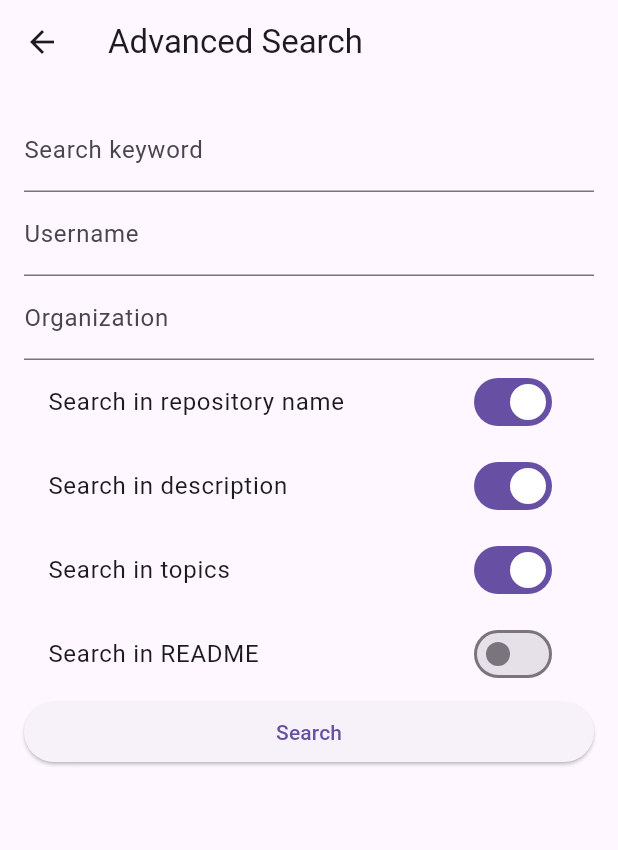
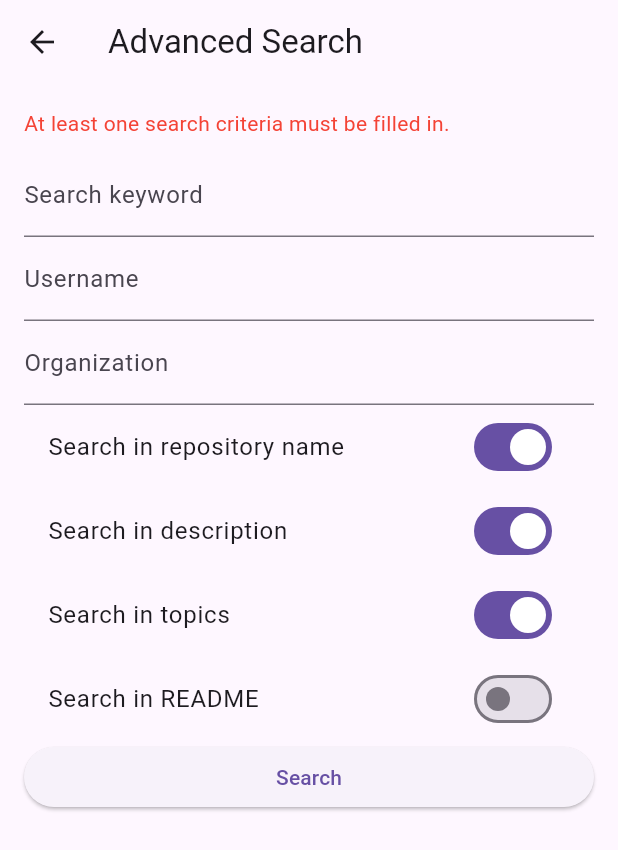
Before and after one commit to kanyamo/github-finder-flutter, a Flutter app: the AdvancedSearchScreen screen opened directly, after a tap on "Search", on a phone screen of 412 x 824 dp. Shown: the top 850 px of the screen. Run offline on Flutter 3.47's test engine with Material 3 defaults, Android fonts, the phone set to English and light mode, and no system bars; our stand-ins replace flutter_riverpod, freezed_annotation.

Commit message:
詳細検索画面で、複数フィールドにまたがるバリデーションのエラーメッセージを表示するようにする

```diff
--- a/lib/screens/advanced_search_screen.dart
+++ b/lib/screens/advanced_search_screen.dart
@@ -13,6 +13,7 @@ class AdvancedSearchScreen extends ConsumerStatefulWidget {
 
 class _AdvancedSearchScreenState extends ConsumerState<AdvancedSearchScreen> {
   final _formKey = GlobalKey<FormState>();
+  String? _formErrorMessage;
 
   bool _isFormValid() {
     final searchState = ref.read(searchStateProvider);
@@ -22,11 +23,19 @@ class _AdvancedSearchScreenState extends ConsumerState<AdvancedSearchScreen> {
   }
 
   void _performSearch() {
+    setState(() {
+      _formErrorMessage = null;
+    });
+
     if (_formKey.currentState!.validate() && _isFormValid()) {
       final searchState = ref.read(searchStateProvider);
       final query = searchState.buildSearchQuery();
       ref.read(githubRepositoriesProvider.notifier).searchRepositories(query);
       Navigator.pop(context);
+    } else {
+      setState(() {
+        _formErrorMessage = 'At least one search criteria must be filled in.';
+      });
     }
   }
 
@@ -41,6 +50,13 @@ class _AdvancedSearchScreenState extends ConsumerState<AdvancedSearchScreen> {
         child: ListView(
           padding: const EdgeInsets.all(16.0),
           children: [
+            if (_formErrorMessage != null) ...[
+              Text(
+                _formErrorMessage!,
+                style: const TextStyle(color: Colors.red),
+              ),
+              const SizedBox(height: 10),
+            ],
             TextFormField(
               decoration: const InputDecoration(labelText: 'Search keyword'),
               initialValue: searchState.keyword,
```
